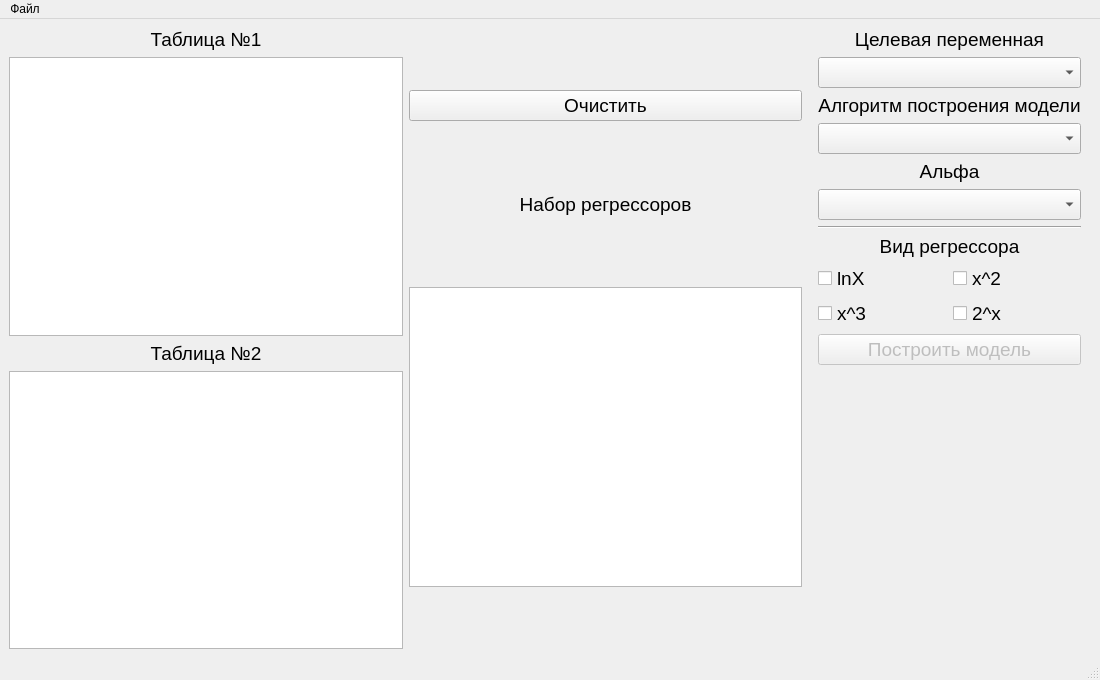
Before: the Qt Designer form main.ui in DariaCoven/diplom, drawn with Qt 5.
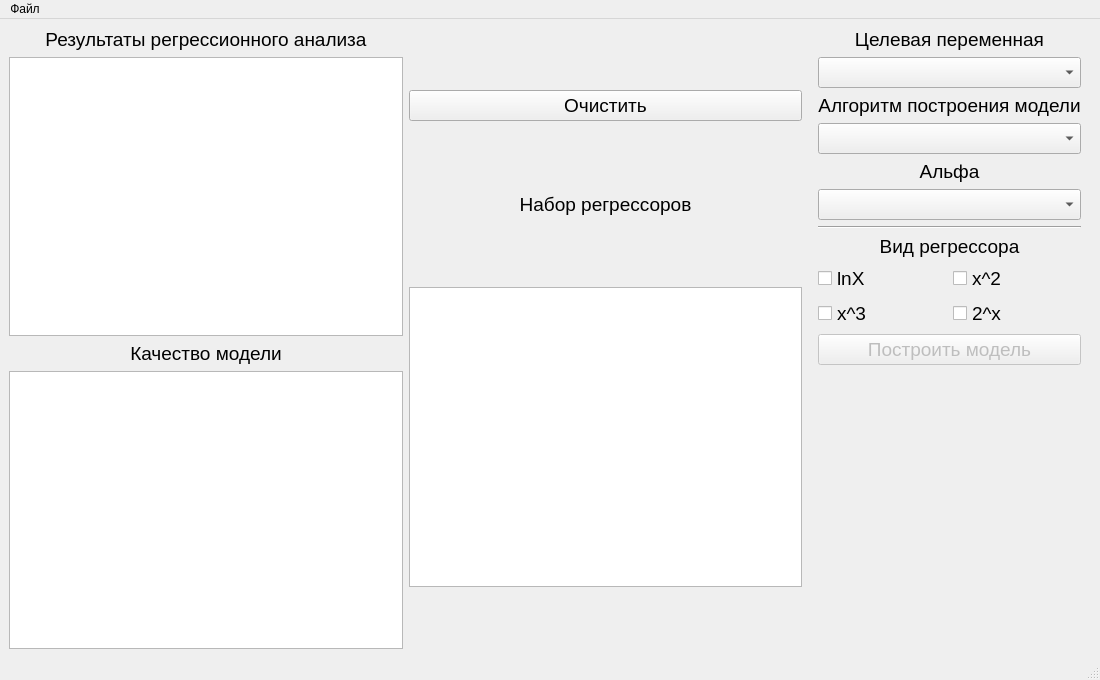
After: the same form once the commit is applied.

Commit message: Добавлено построение таблиц

```diff
--- a/main.ui
+++ b/main.ui
@@ -31,7 +31,7 @@
          </font>
         </property>
         <property name="text">
-         <string>Таблица №1</string>
+         <string>Результаты регрессионного анализа</string>
         </property>
         <property name="alignment">
          <set>Qt::AlignCenter</set>
@@ -59,7 +59,7 @@
          </font>
         </property>
         <property name="text">
-         <string>Таблица №2</string>
+         <string>Качество модели</string>
         </property>
         <property name="alignment">
          <set>Qt::AlignCenter</set>
```
Left out of the diff: 9 changed lines with no effect on the pictures. The commit also changes 2 other files.
